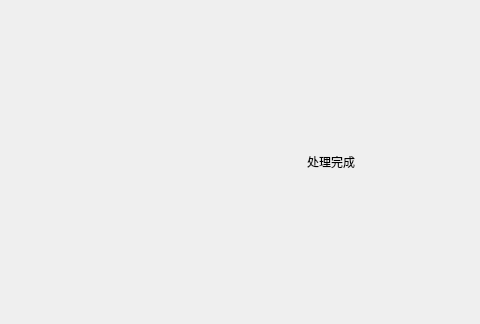
yiyaowen/sEMG.Bluetooth, file Client/VisualClient.ui: the form before one commit; both pictures show x 320 to 800 and y 170 to 494 of the 800 by 600 pixel window.
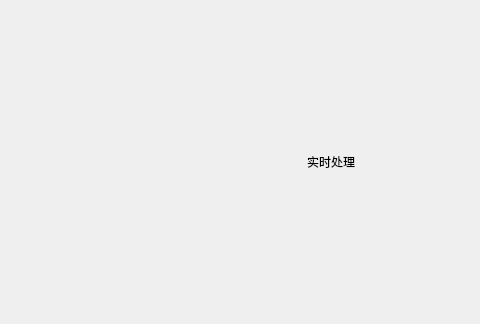
The form after the commit.

```diff
--- a/Client/VisualClient.ui
+++ b/Client/VisualClient.ui
@@ -66,7 +66,7 @@
       <item>
        <widget class="QLabel" name="statusLabel">
         <property name="text">
-         <string>处理完成</string>
+         <string>实时处理</string>
         </property>
         <property name="alignment">
          <set>Qt::AlignRight|Qt::AlignTrailing|Qt::AlignVCenter</set>
```
